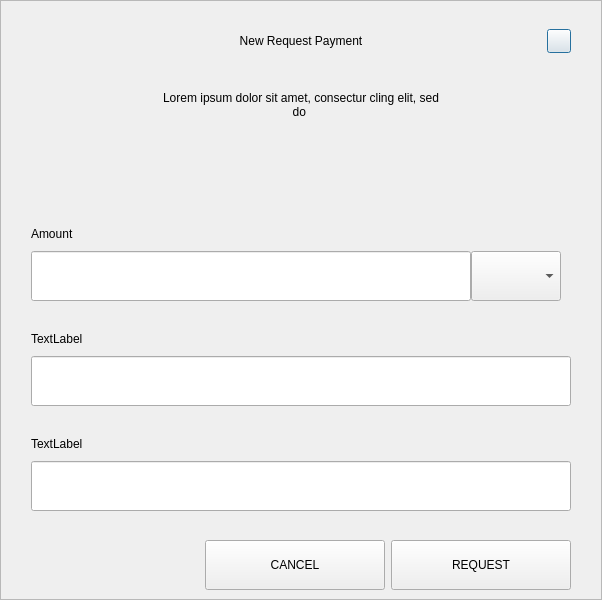
Old version of the form src/qt/vitae/forms/requestdialog.ui in the repository VitaeTeam/Vitae.
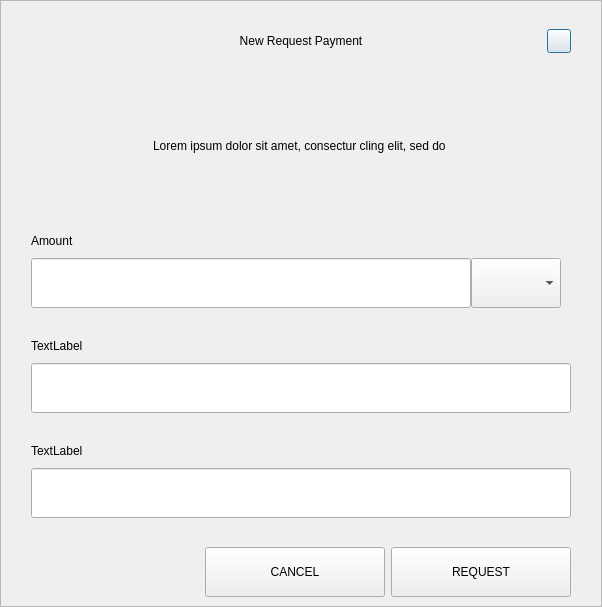
New version of the form.

Commit message: [GUI] Request dialog storing address label + description text layout modified to not disappear for the padding.

What changed in the file:
```diff
--- a/src/qt/vitae/forms/requestdialog.ui
+++ b/src/qt/vitae/forms/requestdialog.ui
@@ -7,7 +7,7 @@
     <x>0</x>
     <y>0</y>
     <width>602</width>
-    <height>600</height>
+    <height>607</height>
    </rect>
   </property>
   <property name="windowTitle">
@@ -202,15 +202,15 @@
            <widget class="QLabel" name="labelMessage">
             <property name="minimumSize">
              <size>
-              <width>0</width>
-              <height>70</height>
+              <width>400</width>
+              <height>50</height>
              </size>
             </property>
             <property name="text">
              <string>Lorem ipsum dolor sit amet, consectur cling elit, sed do </string>
             </property>
             <property name="alignment">
-             <set>Qt::AlignHCenter|Qt::AlignTop</set>
+             <set>Qt::AlignCenter</set>
             </property>
             <property name="wordWrap">
              <bool>true</bool>
```
The commit also changes 1 other file.
